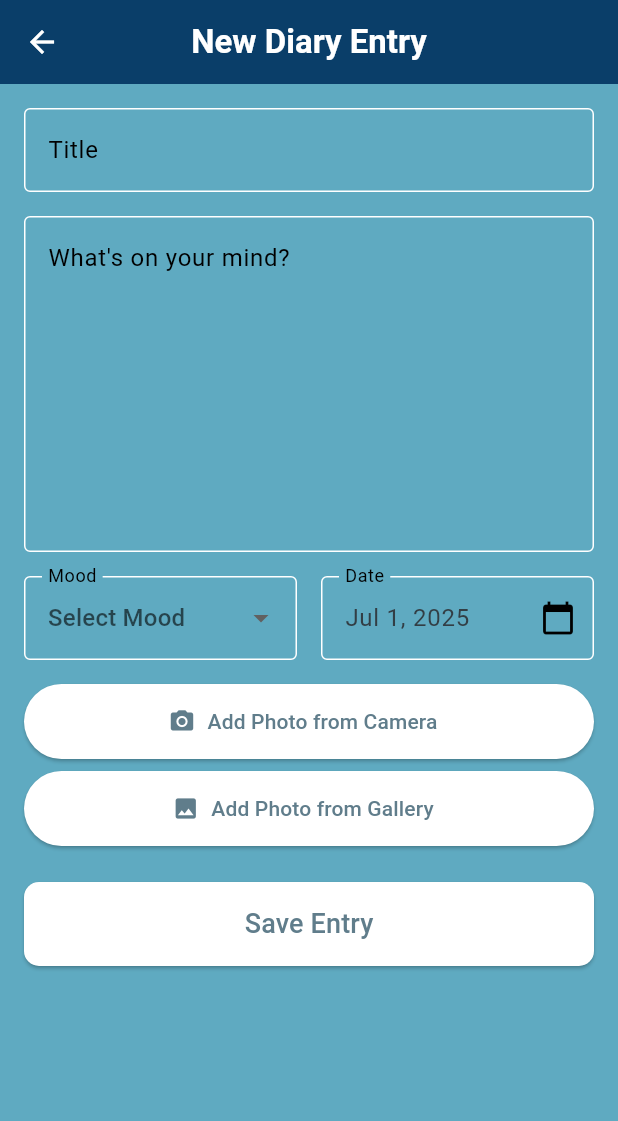
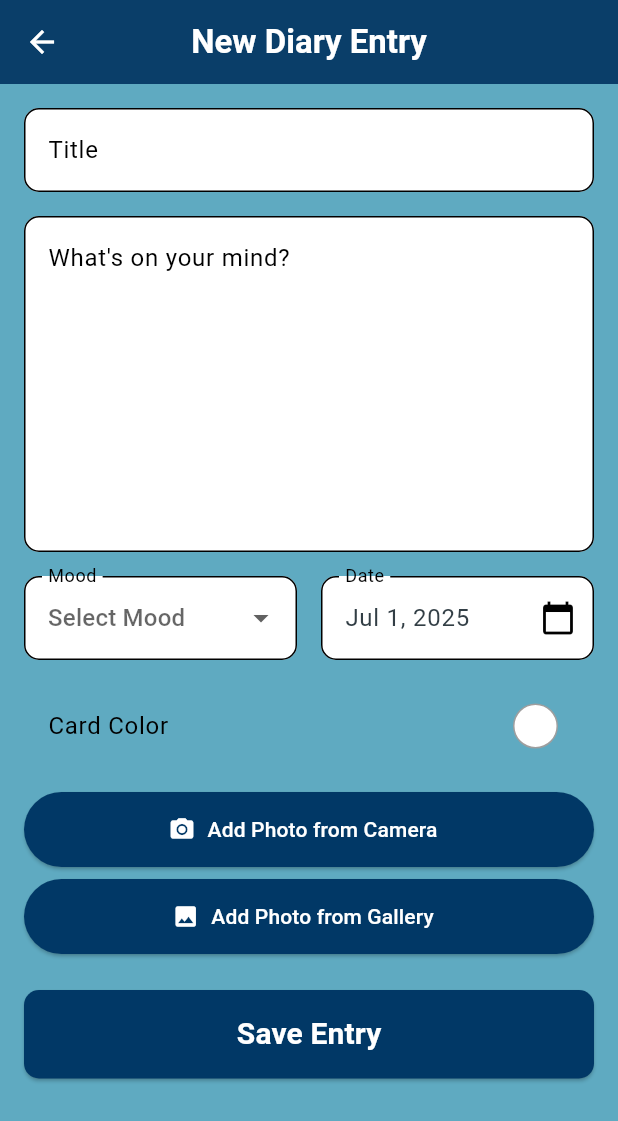
Before and after one commit to syarif0707/Diarify, a Flutter app: the AddEditEntryScreen screen opened directly with empty values, on a phone screen of 412 x 824 dp. Shown: the top 1121 px of the screen. Run offline on Flutter 3.47's test engine with Material 3 defaults, Android fonts, the light colour scheme and no system bars; our stand-ins replace flutter_colorpicker, flutter_local_notifications, image_picker, pie_chart, sqflite, timezone; accounts and stored records are empty.

Commit message:
added card color

```diff
--- a/lib/models/diary_entry.dart
+++ b/lib/models/diary_entry.dart
@@ -1,5 +1,6 @@
 class DiaryEntry {
   int? id;
+  final int? cardColor; // Optional field for card color
   int userId;
   String title;
   String content;
@@ -17,6 +18,7 @@ class DiaryEntry {
     required this.entryDate,
     this.imagePath,
     this.imageCaption,
+    this.cardColor, // Initialize cardColor if needed
   });
 
   Map<String, dynamic> toMap() {
@@ -29,6 +31,7 @@ class DiaryEntry {
       'entryDate': entryDate.toIso8601String(), // Store as ISO 8601 string
       'imagePath': imagePath,
       'imageCaption': imageCaption,
+      'cardColor': cardColor,
     };
   }
 
@@ -42,6 +45,7 @@ class DiaryEntry {
       entryDate: DateTime.parse(map['entryDate']),
       imagePath: map['imagePath'],
       imageCaption: map['imageCaption'],
+      cardColor: map['cardColor'],
     );
   }
 }
--- a/lib/screens/add_edit_entry_screen.dart
+++ b/lib/screens/add_edit_entry_screen.dart
@@ -5,6 +5,7 @@ import 'package:image_picker/image_picker.dart';
 import 'package:intl/intl.dart';
 import '../database/database_helper.dart';
 import '../models/diary_entry.dart';
+import 'package:flutter_colorpicker/flutter_colorpicker.dart';
 
 class AddEditEntryScreen extends StatefulWidget {
   final DiaryEntry? diaryEntry; // For editing existing entry
@@ -32,6 +33,7 @@ class _AddEditEntryScreenState extends State<AddEditEntryScreen> {
   String? _imagePath;
   final ImagePicker _picker = ImagePicker();
   final DatabaseHelper _dbHelper = DatabaseHelper();
+  Color _selectedColor = Colors.white; // Default color for the entry card
 
   final List<String> _moodOptions = [
     'Happy',
@@ -77,7 +79,35 @@ class _AddEditEntryScreenState extends State<AddEditEntryScreen> {
       });
     }
   }
-
+  void _showColorPicker(BuildContext context) {
+  showDialog(
+    context: context,
+    builder: (context) {
+      return AlertDialog(
+        title: Text('Select Card Color'),
+        content: SingleChildScrollView(
+          child: ColorPicker(
+            pickerColor: _selectedColor,
+            onColorChanged: (color) {
+              setState(() {
+                _selectedColor = color;
+              });
+            },
+            showLabel: true,
+            pickerAreaHeightPercent: 0.7,
+            enableAlpha: false,
+          ),
+        ),
+        actions: [
+          TextButton(
+            onPressed: () => Navigator.pop(context),
+            child: Text('OK'),
+          ),
+        ],
+      );
+    },
+  );
+}
   void _saveEntry() async {
     if (_formKey.currentState!.validate()) {
       if (AppConstants.currentUserId == null) {
@@ -95,6 +125,7 @@ class _AddEditEntryScreenState extends State<AddEditEntryScreen> {
         mood: _selectedMood ?? 'Neutral', // Default mood if not selected
         entryDate: _entryDate!,
         imagePath: _imagePath,
+        cardColor: _selectedColor.value,
         imageCaption: _imageCaptionController.text.trim().isEmpty ? null : _imageCaptionController.text.trim(),
       );
 
@@ -155,8 +186,12 @@ class _AddEditEntryScreenState extends State<AddEditEntryScreen> {
               TextFormField(
                 controller: _titleController,
                 decoration: const InputDecoration(
+                  filled: true,
+                  fillColor: Colors.white,
                   labelText: 'Title',
-                  border: OutlineInputBorder(),
+                  border: OutlineInputBorder(
+                    borderRadius: BorderRadius.all(Radius.circular(10)),
+                  ),
                 ),
                 validator: (value) {
                   if (value == null || value.isEmpty) {
@@ -170,9 +205,13 @@ class _AddEditEntryScreenState extends State<AddEditEntryScreen> {
                 controller: _contentController,
                 maxLines: 8,
                 decoration: const InputDecoration(
+                  filled: true,
+                  fillColor: Colors.white,
                   labelText: 'What\'s on your mind?',
                   alignLabelWithHint: true,
-                  border: OutlineInputBorder(),
+                  border: OutlineInputBorder(
+                    borderRadius: BorderRadius.all(Radius.circular(10)),
+                  ),
                 ),
                 validator: (value) {
                   if (value == null || value.isEmpty) {
@@ -189,7 +228,11 @@ class _AddEditEntryScreenState extends State<AddEditEntryScreen> {
                       value: _selectedMood,
                       hint: const Text('Select Mood'),
                       decoration: const InputDecoration(
-                        border: OutlineInputBorder(),
+                        filled: true,
+                        fillColor: Colors.white,
+                        border: OutlineInputBorder(
+                          borderRadius: BorderRadius.all(Radius.circular(10)),
+                        ),
                         labelText: 'Mood',
                       ),
                       items: _moodOptions.map((String mood) {
@@ -224,8 +267,12 @@ class _AddEditEntryScreenState extends State<AddEditEntryScreen> {
                                 : DateFormat('MMM d, yyyy').format(_entryDate!),
                           ),
                           decoration: const InputDecoration(
+                            filled: true,
+                            fillColor: Colors.white,
                             labelText: 'Date',
-                            border: OutlineInputBorder(),
+                            border: OutlineInputBorder(
+                              borderRadius: BorderRadius.all(Radius.circular(10)),
+                            ),
                             suffixIcon: Icon(Icons.calendar_today),
                           ),
                         ),
@@ -234,6 +281,23 @@ class _AddEditEntryScreenState extends State<AddEditEntryScreen> {
                   ),
                 ],
               ),
+              // Add this widget after the date picker row
+const SizedBox(height: 16),
+ListTile(
+  title: Text('Card Color'),
+  trailing: GestureDetector(
+    onTap: () => _showColorPicker(context),
+    child: Container(
+      width: 30,
+      height: 30,
+      decoration: BoxDecoration(
+        color: _selectedColor,
+        shape: BoxShape.circle,
+        border: Border.all(color: Colors.grey),
+      ),
+    ),
+  ),
+),
               const SizedBox(height: 16),
               _imagePath != null
                   ? Column(
@@ -276,6 +340,8 @@ class _AddEditEntryScreenState extends State<AddEditEntryScreen> {
                           label: const Text('Add Photo from Camera'),
                           style: ElevatedButton.styleFrom(
                             minimumSize: const Size(double.infinity, 50),
+                            backgroundColor: Color.fromARGB(255, 1, 56, 102),
+                            foregroundColor: Colors.white,
                           ),
                         ),
                         const SizedBox(height: 8),
@@ -285,6 +351,8 @@ class _AddEditEntryScreenState extends State<AddEditEntryScreen> {
                           label: const Text('Add Photo from Gallery'),
                           style: ElevatedButton.styleFrom(
                             minimumSize: const Size(double.infinity, 50),
+                            backgroundColor: Color.fromARGB(255, 1, 56, 102),
+                            foregroundColor: Colors.white,
                           ),
                         ),
                       ],
@@ -295,6 +363,8 @@ class _AddEditEntryScreenState extends State<AddEditEntryScreen> {
                 child: ElevatedButton(
                   onPressed: _saveEntry,
                   style: ElevatedButton.styleFrom(
+                    backgroundColor: Color.fromARGB(255, 1, 56, 102),
+                    foregroundColor: Colors.white,
                     padding: const EdgeInsets.symmetric(vertical: 15),
                     shape: RoundedRectangleBorder(
                       borderRadius: BorderRadius.circular(10),
@@ -302,7 +372,10 @@ class _AddEditEntryScreenState extends State<AddEditEntryScreen> {
                   ),
                   child: Text(
                     widget.diaryEntry == null ? 'Save Entry' : 'Update Entry',
-                    style: const TextStyle(fontSize: 18),
+                    style: const TextStyle(
+                      fontSize: 20,
+                      color: Colors.white,
+                      fontWeight: FontWeight.bold,),
                   ),
                 ),
               ),
--- a/lib/widgets/diary_card.dart
+++ b/lib/widgets/diary_card.dart
@@ -13,10 +13,22 @@ class DiaryCard extends StatelessWidget {
     required this.onTap,
   });
 
+  Color _getTextColorForBackground(Color backgroundColor) {
+    return backgroundColor.computeLuminance() > 0.5
+        ? Colors.black
+        : Colors.white;
+  }
+
   @override
   Widget build(BuildContext context) {
+    final cardColor = entry.cardColor != null
+        ? Color(entry.cardColor!)
+        : Theme.of(context).cardTheme.color ?? Colors.white;
+    final textColor = _getTextColorForBackground(cardColor);
+    final secondaryTextColor = textColor.withOpacity(0.8);
+
     return Card(
-      color: const Color.fromARGB(255, 154, 223, 255), // Added card color
+      color: cardColor,
       margin: const EdgeInsets.symmetric(vertical: 8.0, horizontal: 16.0),
       elevation: 4,
       shape: RoundedRectangleBorder(
@@ -32,9 +44,10 @@ class DiaryCard extends StatelessWidget {
             children: [
               Text(
                 entry.title,
-          style: const TextStyle(
+                style: TextStyle(
                   fontSize: 20,
                   fontWeight: FontWeight.bold,
+                  color: textColor,
                 ),
               ),
               const SizedBox(height: 8),
@@ -42,7 +55,7 @@ class DiaryCard extends StatelessWidget {
                 'Mood: ${entry.mood}',
                 style: TextStyle(
                   fontSize: 16,
-            color: Colors.grey[700],
+                  color: secondaryTextColor,
                 ),
               ),
               const SizedBox(height: 8),
@@ -50,7 +63,7 @@ class DiaryCard extends StatelessWidget {
                 DateFormat('MMM d, yyyy - hh:mm a').format(entry.entryDate),
                 style: TextStyle(
                   fontSize: 14,
-            color: Colors.grey[600],
+                  color: secondaryTextColor,
                 ),
               ),
               const SizedBox(height: 12),
@@ -58,7 +71,10 @@ class DiaryCard extends StatelessWidget {
                 entry.content,
                 maxLines: 4,
                 overflow: TextOverflow.ellipsis,
-                style: const TextStyle(fontSize: 16),
+                style: TextStyle(
+                  fontSize: 16,
+                  color: textColor,
+                ),
               ),
               if (entry.imagePath != null && entry.imagePath!.isNotEmpty) ...[
                 const SizedBox(height: 12),
@@ -69,7 +85,7 @@ class DiaryCard extends StatelessWidget {
                     height: 150,
                     width: double.infinity,
                     fit: BoxFit.cover,
-                    errorBuilder: (context, error, stackTrace) => const SizedBox.shrink(), // Hide if image path is invalid
+                    errorBuilder: (context, error, stackTrace) => const SizedBox.shrink(),
                   ),
                 ),
                 if (entry.imageCaption != null && entry.imageCaption!.isNotEmpty)
@@ -77,7 +93,11 @@ class DiaryCard extends StatelessWidget {
                     padding: const EdgeInsets.only(top: 8.0),
                     child: Text(
                       entry.imageCaption!,
-                      style: TextStyle(fontSize: 14, fontStyle: FontStyle.italic, color: Colors.grey[700]),
+                      style: TextStyle(
+                        fontSize: 14,
+                        fontStyle: FontStyle.italic,
+                        color: secondaryTextColor,
+                      ),
                     ),
                   ),
               ],
--- a/pubspec.yaml
+++ b/pubspec.yaml
@@ -41,6 +41,7 @@ dependencies:
   pie_chart: ^5.4.0
   shared_preferences: ^2.2.2
   provider: ^6.0.5
+  flutter_colorpicker: ^1.1.0
 
 dev_dependencies:
   flutter_test:
```
Also changed, not shown: lib/database/database_helper.dart (+5 -7 lines), lib/screens/home_screen.dart (+16 -10 lines), pubspec.lock. Lines whose indentation alone changed are shown as unchanged.
